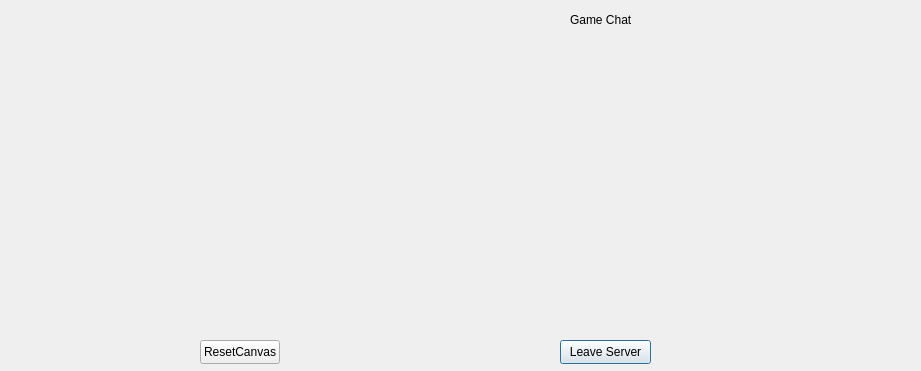
Old version of the form QtClient/QtClient/canvaspaint.ui in the repository macovei-alex/MCProject.
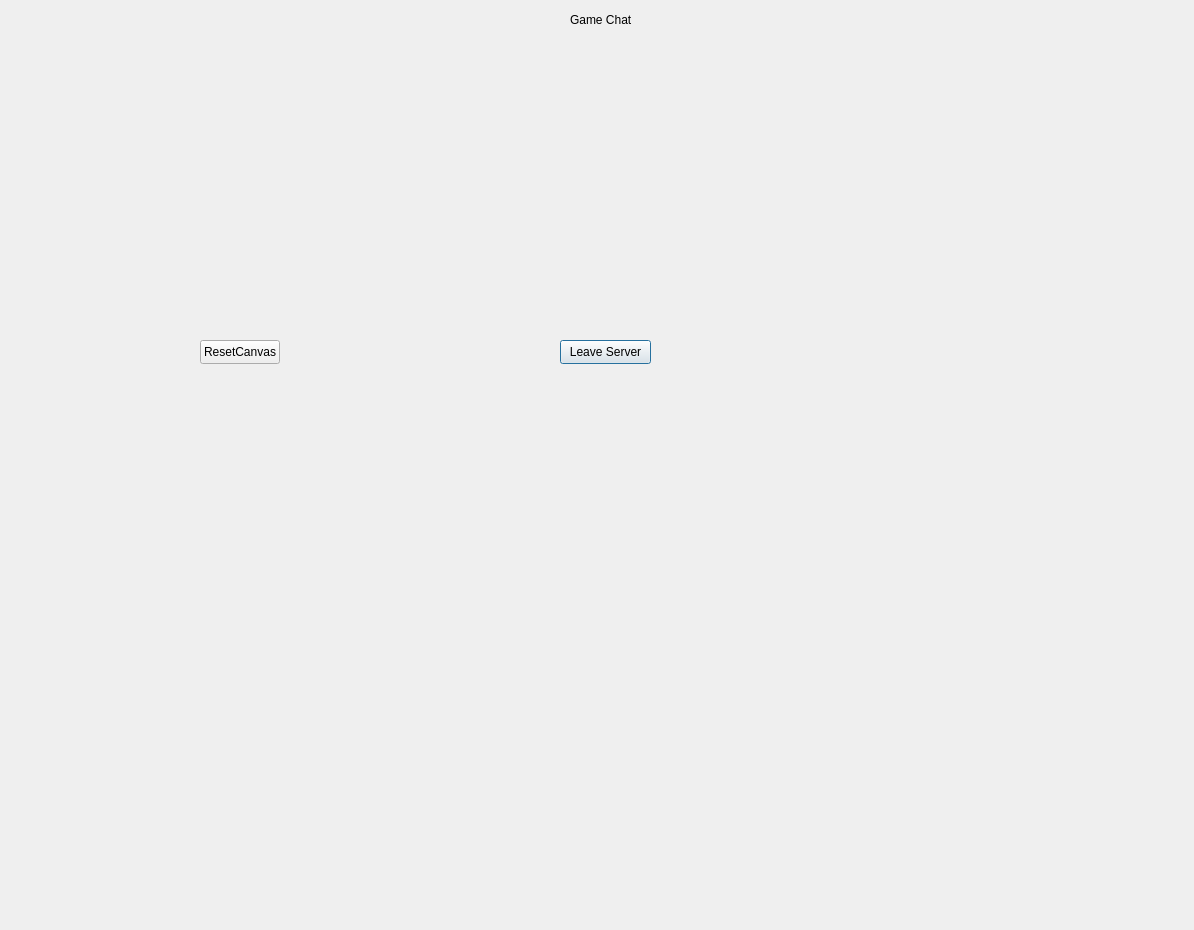
New version of the form.

Commit message: "splitted" the canvas file to not draw on 1/4 of the screen

What changed in the file:
```diff
--- a/QtClient/QtClient/canvaspaint.ui
+++ b/QtClient/QtClient/canvaspaint.ui
@@ -2,6 +2,14 @@
 <ui version="4.0">
  <class>CanvasPaint</class>
  <widget class="QDialog" name="CanvasPaint">
+  <property name="geometry">
+   <rect>
+    <x>0</x>
+    <y>0</y>
+    <width>1194</width>
+    <height>930</height>
+   </rect>
+  </property>
   <property name="windowTitle">
    <string>Canvas</string>
   </property>
```
The commit also changes 5 other files.
